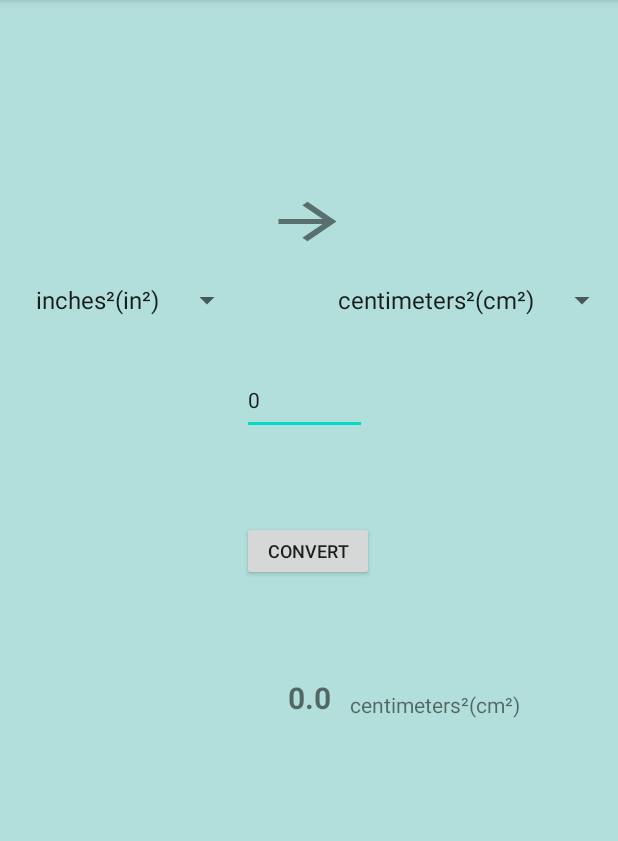
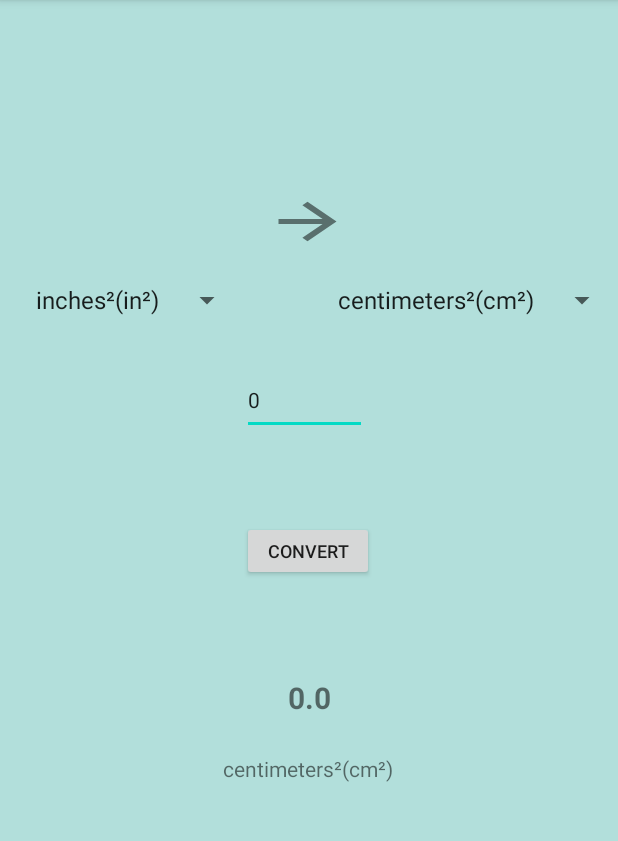
Before and after one commit to KLubin1/Travelers_Calculator, an Android app: the fragment AreaFragment shown on its own in the app's theme, after a tap on "CONVERT", on a phone screen of 412 x 824 dp, the part 84-925 px from its top. Run offline under Robolectric (Android 15) with nearby library versions, the phone set to English and light mode, and no system bars.

Commit message:
Improved unit type interface

```diff
--- a/app/src/main/java/com/example/travelers_calculator/MainActivity.java
+++ b/app/src/main/java/com/example/travelers_calculator/MainActivity.java
@@ -10,7 +10,7 @@ import androidx.fragment.app.Fragment;
 import com.example.travelers_calculator.calculator.CalculatorFragment;
 import com.example.travelers_calculator.currency.CurrencyTest;
 import com.example.travelers_calculator.time.TimeFragment;
-import com.example.travelers_calculator.units.TemperatureFragment;
+import com.example.travelers_calculator.units.WeightFragment;
 import com.google.android.material.bottomnavigation.BottomNavigationView;
 
 
@@ -43,7 +43,7 @@ public class MainActivity extends AppCompatActivity
                     selectedFragment = new CalculatorFragment();
                     break;
                 case R.id.navigation_units:
-                    selectedFragment = new TemperatureFragment();
+                    selectedFragment = new WeightFragment();
                     break;
                 case R.id.navigation_currency:
                     selectedFragment = new CurrencyTest();
--- a/app/src/main/res/layout/fragment_units_area.xml
+++ b/app/src/main/res/layout/fragment_units_area.xml
@@ -69,10 +69,10 @@
         android:layout_height="wrap_content"
         app:layout_constraintBottom_toBottomOf="parent"
         app:layout_constraintEnd_toEndOf="parent"
-        app:layout_constraintHorizontal_bias="0.781"
+        app:layout_constraintHorizontal_bias="0.498"
         app:layout_constraintStart_toStartOf="parent"
         app:layout_constraintTop_toTopOf="parent"
-        app:layout_constraintVertical_bias="0.614" />
+        app:layout_constraintVertical_bias="0.671" />
 
     <Button
         android:id="@+id/convertButton"
--- a/app/src/main/res/layout/fragment_units_length.xml
+++ b/app/src/main/res/layout/fragment_units_length.xml
@@ -69,10 +69,10 @@
         android:layout_height="wrap_content"
         app:layout_constraintBottom_toBottomOf="parent"
         app:layout_constraintEnd_toEndOf="parent"
-        app:layout_constraintHorizontal_bias="0.781"
+        app:layout_constraintHorizontal_bias="0.498"
         app:layout_constraintStart_toStartOf="parent"
         app:layout_constraintTop_toTopOf="parent"
-        app:layout_constraintVertical_bias="0.614" />
+        app:layout_constraintVertical_bias="0.681" />
 
     <Button
         android:id="@+id/convertButton"
--- a/app/src/main/res/layout/fragment_units_temperature.xml
+++ b/app/src/main/res/layout/fragment_units_temperature.xml
@@ -69,10 +69,10 @@
         android:layout_height="wrap_content"
         app:layout_constraintBottom_toBottomOf="parent"
         app:layout_constraintEnd_toEndOf="parent"
-        app:layout_constraintHorizontal_bias="0.781"
+        app:layout_constraintHorizontal_bias="0.498"
         app:layout_constraintStart_toStartOf="parent"
         app:layout_constraintTop_toTopOf="parent"
-        app:layout_constraintVertical_bias="0.614" />
+        app:layout_constraintVertical_bias="0.679" />
 
     <Button
         android:id="@+id/convertButton"
--- a/app/src/main/res/layout/fragment_units_volume.xml
+++ b/app/src/main/res/layout/fragment_units_volume.xml
@@ -69,10 +69,10 @@
         android:layout_height="wrap_content"
         app:layout_constraintBottom_toBottomOf="parent"
         app:layout_constraintEnd_toEndOf="parent"
-        app:layout_constraintHorizontal_bias="0.781"
+        app:layout_constraintHorizontal_bias="0.498"
         app:layout_constraintStart_toStartOf="parent"
         app:layout_constraintTop_toTopOf="parent"
-        app:layout_constraintVertical_bias="0.614" />
+        app:layout_constraintVertical_bias="0.667" />
 
     <Button
         android:id="@+id/convertButton"
--- a/app/src/main/res/layout/fragment_units_weight.xml
+++ b/app/src/main/res/layout/fragment_units_weight.xml
@@ -69,10 +69,10 @@
         android:layout_height="wrap_content"
         app:layout_constraintBottom_toBottomOf="parent"
         app:layout_constraintEnd_toEndOf="parent"
-        app:layout_constraintHorizontal_bias="0.781"
+        app:layout_constraintHorizontal_bias="0.498"
         app:layout_constraintStart_toStartOf="parent"
         app:layout_constraintTop_toTopOf="parent"
-        app:layout_constraintVertical_bias="0.614" />
+        app:layout_constraintVertical_bias="0.664" />
 
     <Button
         android:id="@+id/convertButton"
```
